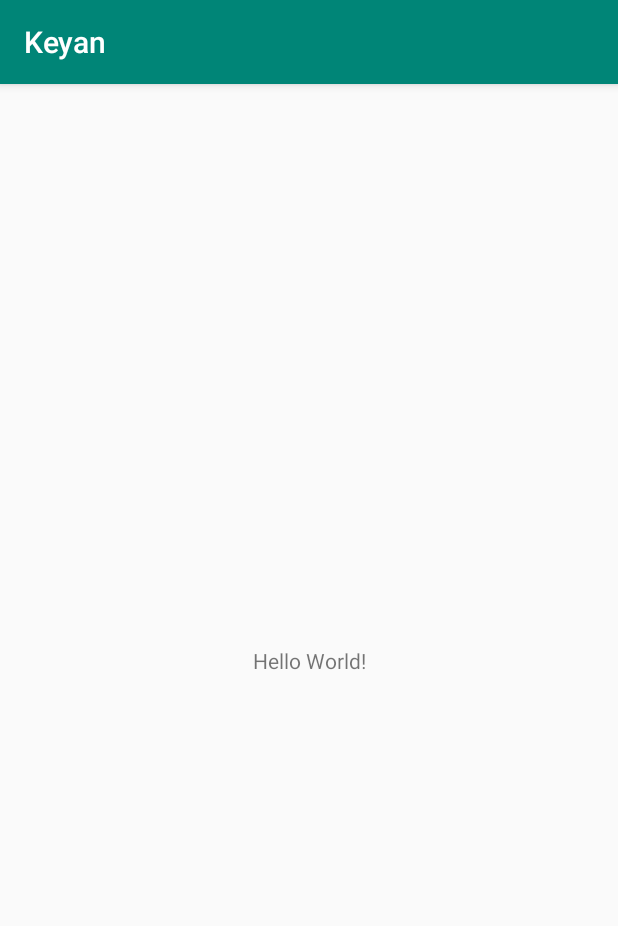
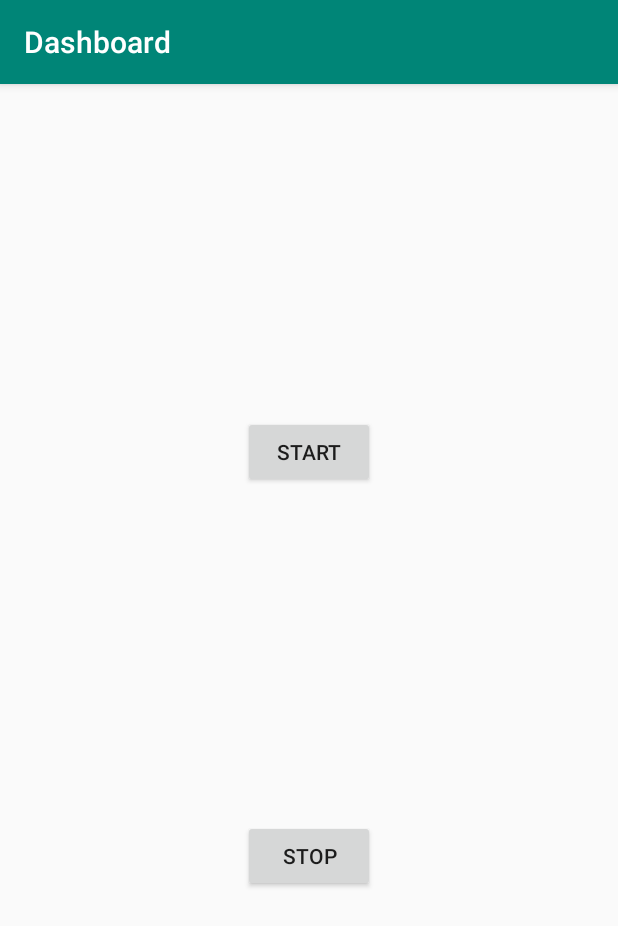
Before and after one commit to satius/Keyan, an Android app: the screen it shows after launch (MainActivity), on a phone screen of 412 x 824 dp. Shown: the top 926 px of the screen. Run offline under Robolectric (Android 15) with nearby library versions, the phone set to English and light mode, and no system bars.

Commit message:
Add buttons to dashboard

```diff
--- a/app/src/main/java/net/satius/keyan/MainActivity.kt
+++ b/app/src/main/java/net/satius/keyan/MainActivity.kt
@@ -1,12 +1,33 @@
 package net.satius.keyan
 
 import android.os.Bundle
+import android.widget.Button
 import androidx.appcompat.app.AppCompatActivity
 
 class MainActivity : AppCompatActivity() {
 
+    private val buttonStartService by lazy { findViewById<Button>(R.id.button_start_service) }
+    private val buttonStopService by lazy { findViewById<Button>(R.id.button_stop_service) }
+
     override fun onCreate(savedInstanceState: Bundle?) {
         super.onCreate(savedInstanceState)
         setContentView(R.layout.activity_main)
+        title = ("Dashboard")
+
+        setupViews()
     }
+
+    private fun setupViews() {
+        buttonStartService.setOnClickListener { startService() }
+        buttonStopService.setOnClickListener { stopService() }
+    }
+
+    private fun startService() {
+        TODO()
+    }
+
+    private fun stopService() {
+        TODO()
+    }
+
 }
--- a/app/src/main/res/layout/activity_main.xml
+++ b/app/src/main/res/layout/activity_main.xml
@@ -6,13 +6,31 @@
     android:layout_height="match_parent"
     tools:context=".MainActivity">
 
-    <TextView
+    <Button
+        android:id="@+id/button_start_service"
         android:layout_width="wrap_content"
         android:layout_height="wrap_content"
-        android:text="Hello World!"
-        app:layout_constraintBottom_toBottomOf="parent"
-        app:layout_constraintLeft_toLeftOf="parent"
-        app:layout_constraintRight_toRightOf="parent"
+        android:layout_marginStart="8dp"
+        android:layout_marginEnd="8dp"
+        android:text="start"
+        app:layout_constraintBottom_toTopOf="@+id/button_stop_service"
+        app:layout_constraintEnd_toEndOf="parent"
+        app:layout_constraintHorizontal_bias="0.5"
+        app:layout_constraintStart_toStartOf="parent"
         app:layout_constraintTop_toTopOf="parent" />
 
+    <Button
+        android:id="@+id/button_stop_service"
+        android:layout_width="wrap_content"
+        android:layout_height="wrap_content"
+        android:layout_marginStart="8dp"
+        android:layout_marginEnd="8dp"
+        android:layout_marginBottom="8dp"
+        android:text="stop"
+        app:layout_constraintBottom_toBottomOf="parent"
+        app:layout_constraintEnd_toEndOf="parent"
+        app:layout_constraintHorizontal_bias="0.5"
+        app:layout_constraintStart_toStartOf="parent"
+        app:layout_constraintTop_toBottomOf="@+id/button_start_service" />
+
 </androidx.constraintlayout.widget.ConstraintLayout>
```
